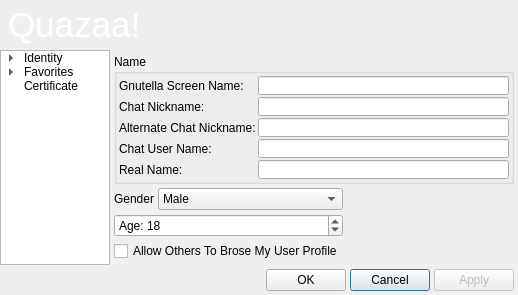
First picture: the form in UI/dialogprofile.ui, repository c3c/quazaa, before the edit.
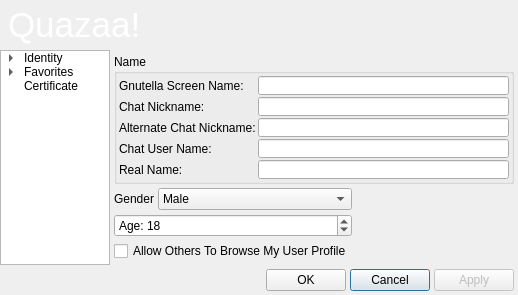
Second picture: the form after the edit. The open tabs and pages were chosen to show the change. Icons and pictures are not drawn.

Diff of the .ui file:
```diff
--- a/UI/dialogprofile.ui
+++ b/UI/dialogprofile.ui
@@ -247,7 +247,7 @@
          <item row="2" column="0" colspan="2">
           <widget class="QCheckBox" name="checkBoxAllowBrowse">
            <property name="text">
-            <string>Allow Others To Brose My User Profile</string>
+            <string>Allow Others To Browse My User Profile</string>
            </property>
           </widget>
          </item>
```
Left out of the diff: 11 changed lines with no effect on the pictures.
